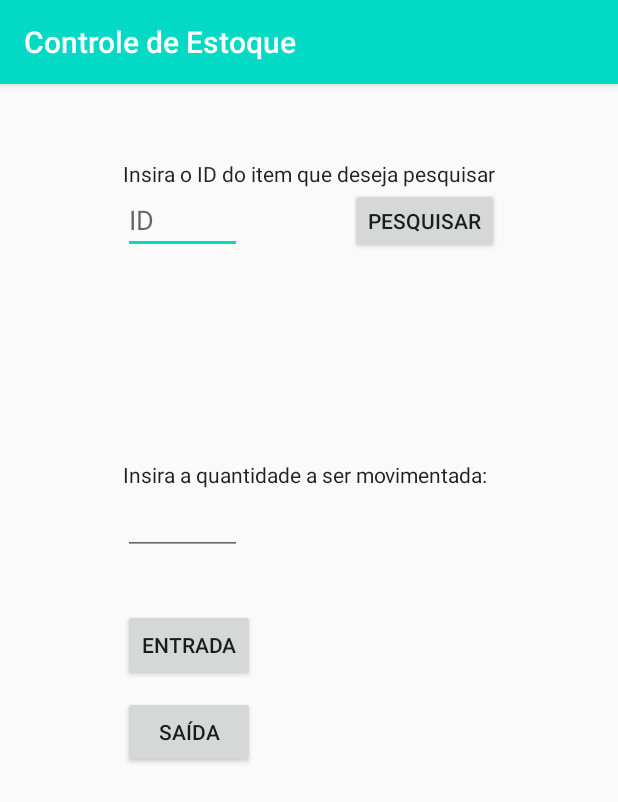
After one commit to antonioalvs/ControleEstoque, an Android app: the EntradaSaida screen opened directly, with no data from a screen before it, on a phone screen of 412 x 824 dp. The commit adds this screen. Shown: the top 802 px of the screen. Run offline under Robolectric (Android 15) with nearby library versions, the phone set to English and light mode, and no system bars; libraries missing offline, so code that uses them is left out: io.realm, io.realm.annotations; 2 statements that could not run were skipped.

Commit message:
Upgrade Visual e Ajustes finais de funcionamento

```diff
--- a/app/src/main/AndroidManifest.xml
+++ b/app/src/main/AndroidManifest.xml
@@ -12,6 +12,10 @@
         android:supportsRtl="true"
         android:theme="@style/Theme.ControleEstoque"
         tools:targetApi="31">
+
+        <activity
+            android:name=".EntradaSaida"
+            android:exported="false" />
         <activity
             android:name=".Teste"
             android:exported="false" />
--- a/app/src/main/java/com/example/controleestoque/Editar.java
+++ b/app/src/main/java/com/example/controleestoque/Editar.java
@@ -44,7 +44,6 @@ public class Editar extends AppCompatActivity {
         //Instanciando produto selecionado
         Intent intent = getIntent();
         String produtoPesquisado = intent.getStringExtra("idProduto");
-        //int id = Integer.parseInt(produtoPesquisado.split(":|:\\s|\n")[1].trim());
         long id = Long.parseLong(produtoPesquisado);
         Estoque produto = new Estoque();
         produto = et.pesquisaID(realm, id);
--- /dev/null
+++ b/app/src/main/java/com/example/controleestoque/EntradaSaida.java
@@ -0,0 +1,153 @@
+package com.example.controleestoque;
+
+import android.annotation.SuppressLint;
+import android.graphics.Color;
+import android.support.v7.app.AlertDialog;
+import android.support.v7.app.AppCompatActivity;
+import android.os.Bundle;
+import android.view.View;
+import android.widget.Button;
+import android.widget.EditText;
+import android.widget.TextView;
+import android.widget.Toast;
+
+import io.realm.Realm;
+
+public class EntradaSaida extends AppCompatActivity {
+    Button pesquisa, entrada, saida;
+    EditText id, qtd;
+    TextView nome, qtdA,qtdM, valor;
+    Estoque et = new Estoque();
+
+    long idES;
+
+    @SuppressLint("MissingInflatedId")
+    @Override
+    protected void onCreate(Bundle savedInstanceState) {
+        super.onCreate(savedInstanceState);
+        setContentView(R.layout.activity_entrada_saida);
+        Realm.init(this);
+        Realm realm = Realm.getDefaultInstance();
+        pesquisa = findViewById(R.id.btnESPesquisar);
+        entrada = findViewById(R.id.btnEntrada);
+        saida = findViewById(R.id.btnSaida);
+        id = findViewById(R.id.txtESID);
+        qtd = findViewById(R.id.txtESQtd);
+        nome = findViewById(R.id.lblESProduto);
+        qtdA = findViewById(R.id.lblESQtdAtual);
+        valor = findViewById(R.id.lblESValor);
+        qtdM = findViewById(R.id.lblESQtdm);
+
+        id.requestFocus();
+        pesquisa.setOnClickListener(new View.OnClickListener() {
+            @SuppressLint("SetTextI18n")
+            @Override
+            public void onClick(View view) {
+                if(produtoOk(id.length())) {
+                    idES = Long.parseLong(id.getText().toString());
+                    et = et.pesquisaID(realm, idES);
+                    nome.setText("Produto: " + et.getNomeProduto());
+                    qtdA.setText("Quantidade em estoque: " + String.valueOf(et.getQtdAtual()));
+                    qtdM.setText("Quantidade mínima: " + String.valueOf(et.getQtdMinima()));
+                    valor.setText("Preço: R$" + String.valueOf(et.getValor()));
+                    if(et.getQtdAtual() < et.getQtdMinima()){
+                        qtdA.setTextColor(Color.parseColor("#FF0000"));
+                    }
+                }
+            }
+        });
+
+        entrada.setOnClickListener(new View.OnClickListener() {
+            @SuppressLint("SetTextI18n")
+            @Override
+            public void onClick(View view) {
+                if(produtoOk(et.get_id())){
+                    if(qtdOk()){
+                        int qt = Integer.parseInt(String.valueOf(qtd.getText()));
+                        et.entradaSaida(realm,
+                                et.get_id(),
+                                qt,
+                                2);
+                        et = et.pesquisaID(realm, idES);
+                        Toast.makeText(getApplicationContext(),"Movimentação concluída!"
+                                ,Toast.LENGTH_LONG).show();
+                        if(et.getQtdAtual() > et.getQtdMinima()){
+                            qtdA.setTextColor(Color.parseColor("#000000"));
+                        }
+                        qtdA.setText("Quantidade em estoque: " + String.valueOf(et.getQtdAtual()));
+                    }
+                }
+            }
+        });
+
+        saida.setOnClickListener(new View.OnClickListener() {
+            @SuppressLint("SetTextI18n")
+            @Override
+            public void onClick(View view) {
+                if(produtoOk(String.valueOf(et.get_id()).length())){
+                    if(qtdOk()){
+                        int qt = Integer.parseInt(String.valueOf(qtd.getText()));
+                        et.entradaSaida(realm,
+                                et.get_id(),
+                                qt,
+                                1);
+                        et = et.pesquisaID(realm, idES);
+                        estoqueOk(et.getQtdAtual(), et.getQtdMinima());
+                        Toast.makeText(getApplicationContext(),"Movimentação concluída!"
+                                ,Toast.LENGTH_LONG).show();
+                        qtdA.setText("Quantidade em estoque: " + String.valueOf(et.getQtdAtual()));
+                    }
+                }
+            }
+        });
+
+
+    }
+
+    public boolean produtoOk(long checkId){
+        if(checkId == 0){
+            AlertDialog.Builder alert = new AlertDialog.Builder(EntradaSaida.this);
+            alert.setTitle("Atenção!");
+            alert.setMessage("Selecione um produto válido e tente novamente");
+            alert.setCancelable(false);
+            alert.setPositiveButton("ok", null);
+            alert.create().show();
+            return false;
+        }else{
+            return true;
+        }
+    }
+
+    public boolean qtdOk(){
+
+        AlertDialog.Builder alert = new AlertDialog.Builder(EntradaSaida.this);
+        alert.setTitle("Atenção!");
+        alert.setCancelable(false);
+        alert.setPositiveButton("ok", null);
+
+        if(qtd.length() == 0){
+            alert.setMessage("Insira uma quantidade válida e tente novamente!");
+            alert.create().show();
+            return false;
+        }else{
+            return true;
+        }
+    }
+    public void estoqueOk(int qta, int qtm){
+
+        if(qta <= qtm){
+            AlertDialog.Builder alert = new AlertDialog.Builder(EntradaSaida.this);
+            alert.setTitle("Atenção!");
+            alert.setCancelable(false);
+            alert.setPositiveButton("ok", null);
+            alert.setMessage("Repor o estoque assim que possível!");
+            alert.create().show();
+            qtdA.setTextColor(Color.parseColor("#FF0000"));
+        }else{
+            qtdA.setTextColor(Color.parseColor("#000000"));
+        }
+
+    }
+
+
+}
--- a/app/src/main/java/com/example/controleestoque/Estoque.java
+++ b/app/src/main/java/com/example/controleestoque/Estoque.java
@@ -188,6 +188,22 @@ public class Estoque extends RealmObject {
         realm.close();
     }
 
+    public void entradaSaida(Realm realm, long id, int qtd, int util){
+        if(util == 1) {
+            realm.beginTransaction();
+            Estoque saida = new Estoque();
+            saida = realm.where(Estoque.class).equalTo("_id", id).findFirst();
+            saida.setQtdAtual(saida.getQtdAtual() - qtd);
+            realm.commitTransaction();
+        }else {
+            realm.beginTransaction();
+            Estoque entrada = new Estoque();
+            entrada = realm.where(Estoque.class).equalTo("_id", id).findFirst();
+            entrada.setQtdAtual(entrada.getQtdAtual() + qtd);
+            realm.commitTransaction();
+        }
+    }
+
     public void deletar(Realm realm, long id){
         //String idProduto = item.split(":|:\\s|\n")[1].trim();
         ///String idOk = idProduto[1].trim();
--- /dev/null
+++ b/app/src/main/res/layout/activity_entrada_saida.xml
@@ -0,0 +1,112 @@
+<?xml version="1.0" encoding="utf-8"?>
+<android.support.constraint.ConstraintLayout xmlns:android="http://schemas.android.com/apk/res/android"
+    xmlns:app="http://schemas.android.com/apk/res-auto"
+    xmlns:tools="http://schemas.android.com/tools"
+    android:layout_width="match_parent"
+    android:layout_height="match_parent"
+    tools:context=".EntradaSaida">
+
+    <TextView
+        android:id="@+id/lblESQtdAtual"
+        android:layout_width="wrap_content"
+        android:layout_height="wrap_content"
+        android:layout_marginTop="10dp"
+        android:textAppearance="@style/TextAppearance.AppCompat.Body1"
+        app:layout_constraintStart_toStartOf="@+id/lblESProduto"
+        app:layout_constraintTop_toBottomOf="@+id/lblESProduto" />
+
+    <TextView
+        android:id="@+id/lblESProduto"
+        android:layout_width="wrap_content"
+        android:layout_height="wrap_content"
+        android:layout_marginTop="16dp"
+        android:textAppearance="@style/TextAppearance.AppCompat.Body1"
+        app:layout_constraintStart_toStartOf="@+id/lbHint1"
+        app:layout_constraintTop_toBottomOf="@+id/txtESID" />
+
+    <TextView
+        android:id="@+id/lblESValor"
+        android:layout_width="wrap_content"
+        android:layout_height="wrap_content"
+        android:layout_marginStart="10dp"
+        android:textAppearance="@style/TextAppearance.AppCompat.Body1"
+        app:layout_constraintStart_toEndOf="@+id/lblESProduto"
+        app:layout_constraintTop_toTopOf="@+id/lblESProduto" />
+
+    <TextView
+        android:id="@+id/lbHint1"
+        android:layout_width="wrap_content"
+        android:layout_height="wrap_content"
+        android:layout_marginTop="50dp"
+        android:text="Insira o ID do item que deseja pesquisar"
+        android:textAppearance="@style/TextAppearance.AppCompat.Body1"
+        app:layout_constraintEnd_toEndOf="parent"
+        app:layout_constraintStart_toStartOf="parent"
+        app:layout_constraintTop_toTopOf="parent" />
+
+    <EditText
+        android:id="@+id/txtESQtd"
+        android:layout_width="79dp"
+        android:layout_height="44dp"
+        android:layout_marginTop="92dp"
+        android:ems="10"
+        android:inputType="number"
+        app:layout_constraintStart_toStartOf="@+id/lblESQtdAtual"
+        app:layout_constraintTop_toBottomOf="@+id/lblESQtdAtual" />
+
+    <Button
+        android:id="@+id/btnEntrada"
+        android:layout_width="wrap_content"
+        android:layout_height="wrap_content"
+        android:layout_marginTop="36dp"
+        android:text="Entrada"
+        app:layout_constraintStart_toStartOf="@+id/txtESQtd"
+        app:layout_constraintTop_toBottomOf="@+id/txtESQtd" />
+
+    <Button
+        android:id="@+id/btnSaida"
+        android:layout_width="wrap_content"
+        android:layout_height="wrap_content"
+        android:layout_marginTop="10dp"
+        android:text="Saída"
+        app:layout_constraintStart_toStartOf="@+id/btnEntrada"
+        app:layout_constraintTop_toBottomOf="@+id/btnEntrada" />
+
+    <EditText
+        android:id="@+id/txtESID"
+        android:layout_width="79dp"
+        android:layout_height="44dp"
+        android:ems="10"
+        android:hint="ID"
+        android:inputType="number"
+        app:layout_constraintStart_toStartOf="@+id/lbHint1"
+        app:layout_constraintTop_toBottomOf="@+id/lbHint1" />
+
+    <TextView
+        android:id="@+id/lblHint2"
+        android:layout_width="wrap_content"
+        android:layout_height="wrap_content"
+        android:text="Insira a quantidade a ser movimentada:"
+        android:textAppearance="@style/TextAppearance.AppCompat.Body1"
+        app:layout_constraintBottom_toTopOf="@+id/txtESQtd"
+        app:layout_constraintStart_toStartOf="@+id/txtESQtd" />
+
+    <Button
+        android:id="@+id/btnESPesquisar"
+        android:layout_width="wrap_content"
+        android:layout_height="44dp"
+        android:layout_marginStart="72dp"
+        android:text="Pesquisar"
+        app:layout_constraintStart_toEndOf="@+id/txtESID"
+        app:layout_constraintTop_toBottomOf="@+id/lbHint1" />
+
+    <TextView
+        android:id="@+id/lblESQtdm"
+        android:layout_width="wrap_content"
+        android:layout_height="wrap_content"
+        android:layout_marginTop="10dp"
+        android:textAppearance="@style/TextAppearance.AppCompat.Body1"
+        app:layout_constraintStart_toStartOf="@+id/lblESQtdAtual"
+        app:layout_constraintTop_toBottomOf="@+id/lblESQtdAtual" />
+
+</android.support.constraint.ConstraintLayout>
--- a/app/src/main/res/values/colors.xml
+++ b/app/src/main/res/values/colors.xml
@@ -7,4 +7,5 @@
     <color name="teal_700">#FF018786</color>
     <color name="black">#FF000000</color>
     <color name="white">#FFFFFFFF</color>
+    <color name="red">#FF0000</color>
 </resources>
--- a/app/src/main/res/values/themes.xml
+++ b/app/src/main/res/values/themes.xml
@@ -2,8 +2,8 @@
     <!-- Base application theme. -->
     <style name="Theme.ControleEstoque" parent="Theme.AppCompat.Light.DarkActionBar">
         <!-- Primary brand color. -->
-        <item name="colorPrimary">@color/purple_500</item>
-        <item name="colorPrimaryDark">@color/purple_700</item>
+        <item name="colorPrimary">@color/teal_200</item>
+        <item name="colorPrimaryDark">@color/teal_700</item>
         <item name="colorAccent">@color/teal_200</item>
         <!-- Customize your theme here. -->
     </style>
```
Also changed, not shown: app/src/main/java/com/example/controleestoque/Adapter.java (+12 -3 lines), app/src/main/java/com/example/controleestoque/Gerenciar.java (+5 -6 lines), app/src/main/java/com/example/controleestoque/Inserir.java (+25 -9 lines), app/src/main/java/com/example/controleestoque/MainActivity.java (+11 -7 lines), app/src/main/res/layout/activity_editar.xml (+12 -1 lines), app/src/main/res/layout/activity_inserir.xml (+5 -4 lines), app/src/main/res/layout/activity_main.xml (+22 -28 lines), app/src/main/res/layout/item_adapter.xml (+6 -2 lines), app/src/main/res/drawable/btnaddproduto.png (added), app/src/main/res/drawable/btnes.png (added), app/src/main/res/drawable/btnger.png (added), app/src/main/res/drawable/pdnotok.png (added), app/src/main/res/drawable/pdok.png (added).
